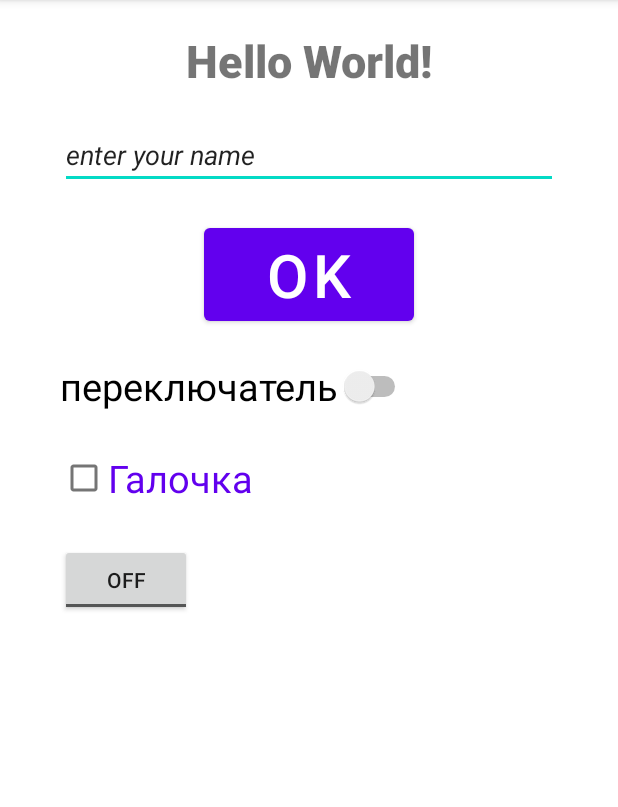
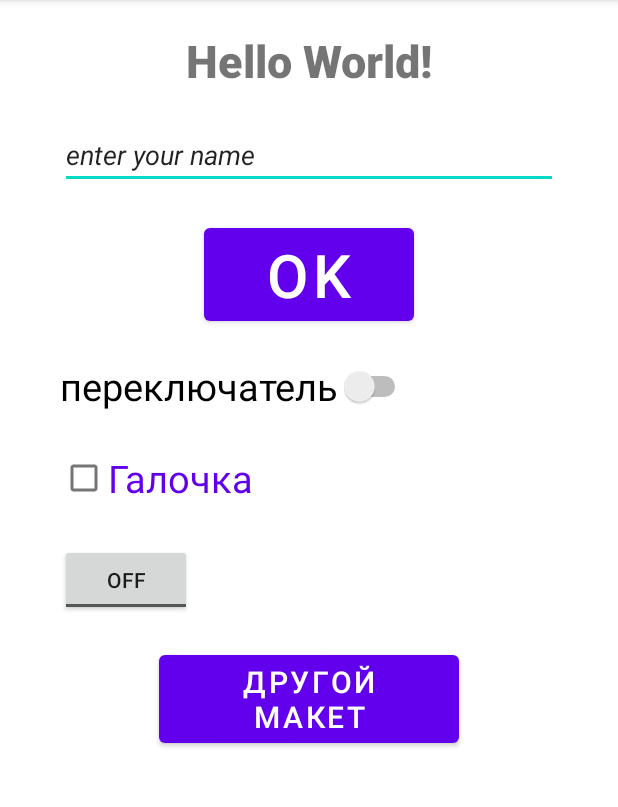
Before and after one commit to Navara91/HomeWorkRepo, an Android app: the screen it shows after launch (MainActivity), on a phone screen of 412 x 824 dp, the part 84-891 px from its top. Run offline under Robolectric (Android 15) with nearby library versions, the phone set to English and light mode, and no system bars.

Commit message:
создал новую кнопку в основном макете для перехода на другой

```diff
--- a/app/src/main/res/layout/activity_main.xml
+++ b/app/src/main/res/layout/activity_main.xml
@@ -70,5 +70,16 @@
         android:layout_marginRight="40dp"
         />
 
+    <Button
+        android:id="@+id/switchAnotherLayout"
+        android:layout_width="200dp"
+        android:layout_height="wrap_content"
+        android:text="другой макет"
+        android:layout_gravity="center"
+        android:textSize="20sp"
+        android:layout_marginTop="20dp"
+        android:layout_marginLeft="40dp"
+        android:layout_marginRight="40dp"
+        />
 
 </LinearLayout>
```
Also changed, not shown: app/src/main/java/ru/geekbrains/myapplication01/MainActivity.java (+9 -0 lines).
